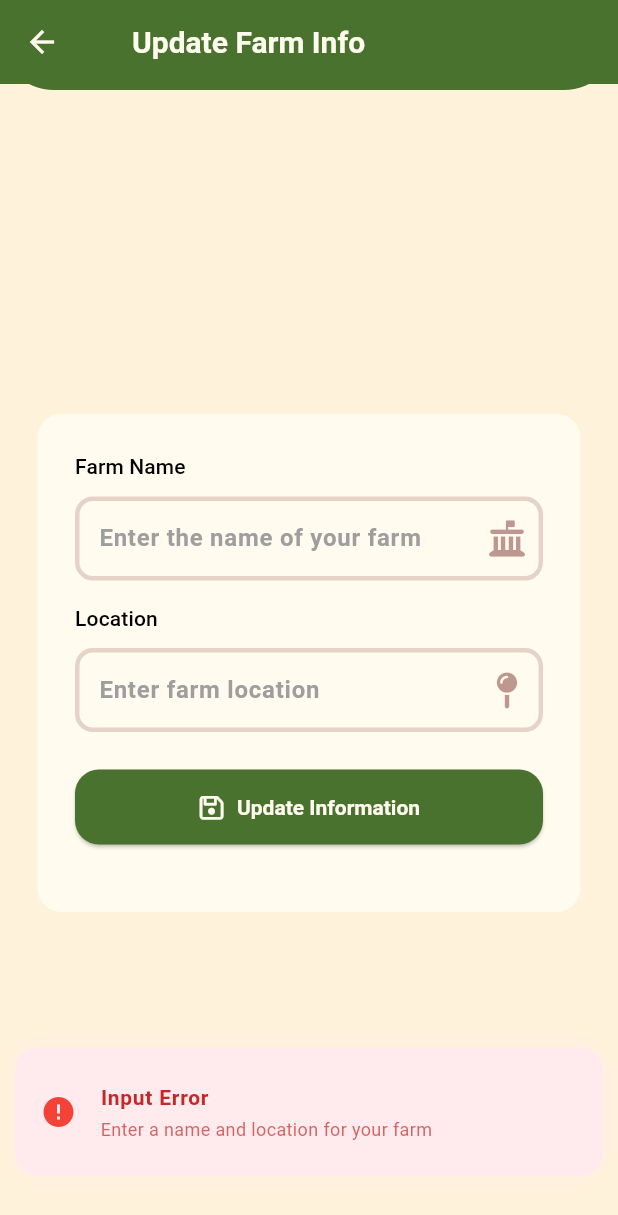
After one commit to rodgersBRY/boma360-client, a Flutter app: the UpdateFarmWidget screen opened by its route, after a tap on "Update Information", on a phone screen of 412 x 824 dp. The commit adds this screen. Shown: the top 1215 px of the screen. Run offline on Flutter 3.47's test engine with Material 3 defaults, Android fonts, the phone set to English and light mode, and no system bars; drawn by our look-alikes of delightful_toast; our stand-ins replace flutter_dotenv, flutter_spinkit, font_awesome_flutter, get, shared_preferences and 1 more; missing offline and left inert: dart:ffi; accounts and stored records are empty.

Commit message:
fetch and update user details

```diff
--- a/lib/bindings/dashboard_bindings.dart
+++ b/lib/bindings/dashboard_bindings.dart
@@ -1,6 +1,7 @@
 import 'package:client/presentation/pages/main/cows/addCow/add_cow_controller.dart';
 import 'package:client/presentation/pages/main/dashboard/dashboard_controller.dart';
 import 'package:client/presentation/pages/main/main_controller.dart';
+import 'package:client/presentation/pages/main/profile/farm_details/update_farm_controller.dart';
 import 'package:client/presentation/pages/main/profile/profile_controller.dart';
 import 'package:get/get.dart';
 
@@ -11,5 +12,6 @@ class MainBindings extends Bindings {
     Get.lazyPut<DashboardController>(() => DashboardController());
     Get.lazyPut<ProfileController>(() => ProfileController());
     Get.lazyPut<AddCowController>(() => AddCowController());
+    Get.lazyPut<UpdateFarmController>(() => UpdateFarmController());
   }
 }
--- a/lib/config/routes.dart
+++ b/lib/config/routes.dart
@@ -4,6 +4,7 @@ abstract class AppRoutes {
   static const kMain = '/main';
   static const kSplash = '/splash';
   static const kEditUserProfile = '/edit-user-profile';
+  static const kUpdateFarm = '/update-farm-info';
   static const kNotifications = '/notifications';
   static const kNotificationDetails = '/notification-details';
   static const kCattle = '/cattle';
--- /dev/null
+++ b/lib/model/farm.dart
@@ -0,0 +1,17 @@
+import 'package:json_annotation/json_annotation.dart';
+
+part 'farm.g.dart';
+
+@JsonSerializable()
+class FarmModel {
+  final String userId;
+  final String name;
+  String? location;
+
+  FarmModel({required this.userId, required this.name, this.location});
+
+  factory FarmModel.fromJson(Map<String, dynamic> json) =>
+      _$FarmModelFromJson(json);
+
+  Map<String, dynamic> toJson() => _$FarmModelToJson(this);
+}
--- a/lib/model/notification.dart
+++ b/lib/model/notification.dart
@@ -1,3 +1,4 @@
+import 'package:client/helper/base_object.dart';
 import 'package:flutter/material.dart';
 import 'package:font_awesome_flutter/font_awesome_flutter.dart';
 import 'package:json_annotation/json_annotation.dart';
@@ -9,7 +10,7 @@ enum NotificationPriority { low, medium, high }
 enum NotificationTag { urgent, health, system, cattleYield }
 
 @JsonSerializable()
-class AppNotification {
+class AppNotification extends BaseObject {
   final String iconData;
   final NotificationTag tag;
   final String title;
@@ -17,7 +18,7 @@ class AppNotification {
   final DateTime date;
   final NotificationPriority priority;
 
-  const AppNotification({
+  AppNotification({
     required this.iconData,
     required this.tag,
     required this.title,
--- a/lib/presentation/pages/main/cows/addCow/add_cow.dart
+++ b/lib/presentation/pages/main/cows/addCow/add_cow.dart
@@ -191,7 +191,7 @@ class NewCowWidget extends StatelessWidget {
                         }).toList(),
                     errorText: 'Please select purpose',
                     onChanged: (value) {
-                      controller.selectedType.value = value;
+                      controller.selectedType.value = value!;
                     },
                   ),
                   const SizedBox(height: 15.0),
--- /dev/null
+++ b/lib/presentation/pages/main/profile/farm_details/update_farm.dart
@@ -0,0 +1,102 @@
+import 'package:client/config/constants.dart';
+import 'package:client/config/theme/colors.dart';
+import 'package:client/presentation/pages/main/profile/farm_details/update_farm_controller.dart';
+import 'package:client/presentation/widgets/buttons.dart';
+import 'package:client/presentation/widgets/input_field.dart';
+import 'package:flutter/material.dart';
+import 'package:font_awesome_flutter/font_awesome_flutter.dart';
+import 'package:get/get.dart';
+
+class UpdateFarmWidget extends StatelessWidget {
+  const UpdateFarmWidget({super.key});
+
+  @override
+  Widget build(BuildContext context) {
+    final controller = Get.find<UpdateFarmController>();
+
+    final screenWidth = MediaQuery.of(context).size.width;
+    final textTheme = Theme.of(context).textTheme;
+
+    return Scaffold(
+      extendBodyBehindAppBar: true,
+      appBar: AppBar(
+        backgroundColor: AppColors.primary,
+        title: ListTile(
+          title: Text(
+            'Update Farm Info',
+            style: textTheme.headlineMedium?.copyWith(
+              color: AppColors.white,
+              fontWeight: FontWeight.bold,
+              fontSize: 20.0,
+            ),
+          ),
+        ),
+      ),
+      body: Column(
+        children: [
+          Container(
+            height: 60,
+            width: screenWidth,
+            decoration: BoxDecoration(
+              color: AppColors.primary,
+              borderRadius: const BorderRadius.only(
+                bottomLeft: Radius.circular(36),
+                bottomRight: Radius.circular(36),
+              ),
+            ),
+          ),
+          Expanded(child: const SizedBox()),
+          Padding(
+            padding: const EdgeInsets.only(
+              left: kDefaultPadding,
+              right: kDefaultPadding,
+            ),
+            child: Container(
+              padding: const EdgeInsets.all(kDefaultPadding),
+              width: screenWidth,
+              decoration: BoxDecoration(
+                color: AppColors.white,
+                borderRadius: BorderRadius.circular(kDefaultRadius),
+              ),
+              child: Column(
+                crossAxisAlignment: CrossAxisAlignment.start,
+                children: [
+                  Text('Farm Name', style: textTheme.labelLarge),
+                  const SizedBox(height: 10.0),
+                  InputField(
+                    hintText: 'Enter the name of your farm',
+                    suffixIcon: FontAwesomeIcons.landmarkFlag,
+                    textController: controller.farmNameTextController,
+                  ),
+                  const SizedBox(height: 15.0),
+                  Text('Location', style: textTheme.labelLarge),
+                  const SizedBox(height: 10.0),
+                  InputField(
+                    hintText: 'Enter farm location',
+                    suffixIcon: FontAwesomeIcons.mapPin,
+                    textController: controller.farmLocationTextController,
+                  ),
+                  const SizedBox(height: 25.0),
+                  Obx(
+                    () => MyElevatedButton(
+                      icon: Icon(FontAwesomeIcons.floppyDisk),
+                      label: Text('Update Information'),
+                      loading: controller.isLoading.value,
+                      loadingBackgroundColor: AppColors.secondary,
+                      func:
+                          controller.isLoading.isTrue
+                              ? () {}
+                              : () async => await controller.saveInfo(),
+                    ),
+                  ),
+                  const SizedBox(height: 20.0),
+                ],
+              ),
+            ),
+          ),
+          Expanded(child: const SizedBox()),
+        ],
+      ),
+    );
+  }
+}
--- /dev/null
+++ b/lib/presentation/pages/main/profile/farm_details/update_farm_controller.dart
@@ -0,0 +1,74 @@
+import 'package:client/core/errors/error_handler.dart';
+import 'package:client/core/errors/session_manager.dart';
+import 'package:client/helper/toast.dart';
+import 'package:client/model/farm.dart';
+import 'package:client/services/farm.dart';
+import 'package:delightful_toast/toast/utils/enums.dart';
+import 'package:flutter/material.dart';
+import 'package:get/get.dart';
+import 'package:supabase_flutter/supabase_flutter.dart';
+
+class UpdateFarmController extends GetxController {
+  var isLoading = false.obs;
+  var isFailed = false.obs;
+
+  final farmNameTextController = TextEditingController();
+  final farmLocationTextController = TextEditingController();
+
+  saveInfo() async {
+    isFailed.value = false;
+
+    if (isLoading.isTrue) return;
+
+    var farmName = farmNameTextController.value.text;
+    var farmLocation = farmLocationTextController.value.text;
+
+    User? user = await SessionManager.getUser();
+
+    if (isEmpty()) {
+      ToastUtils.showError(
+        position: DelightSnackbarPosition.bottom,
+        title: 'Input Error',
+        subtitle: 'Enter a name and location for your farm',
+      );
+
+      return;
+    }
+
+    isLoading.value = true;
+
+    if (user != null) {
+      var farmData = FarmModel(userId: user.id, name: farmName)
+        ..location = farmLocation;
+
+      try {
+        var response = await FarmService.newFarm(farmData);
+
+        Get.back(result: response);
+      } catch (err) {
+        handleError('Server Error', err);
+
+        isFailed.value = true;
+      } finally {
+        isLoading.value = false;
+      }
+    }
+  }
+
+  bool isEmpty() {
+    if (farmNameTextController.text.isEmpty ||
+        farmLocationTextController.text.isEmpty) {
+      return true;
+    }
+
+    return false;
+  }
+
+  @override
+  void dispose() {
+    super.dispose();
+
+    farmLocationTextController.dispose();
+    farmNameTextController.dispose();
+  }
+}
--- a/lib/routes/routes.dart
+++ b/lib/routes/routes.dart
@@ -2,6 +2,7 @@ import 'package:client/bindings/auth_bindings.dart';
 import 'package:client/bindings/dashboard_bindings.dart';
 import 'package:client/config/routes.dart';
 import 'package:client/presentation/pages/main/notifications/notification/notification.dart';
+import 'package:client/presentation/pages/main/profile/farm_details/update_farm.dart';
 import 'package:client/presentation/pages/pages.dart';
 import 'package:client/presentation/pages/splash/splash.dart';
 import 'package:get/route_manager.dart';
@@ -16,7 +17,8 @@ final List<GetPage> appPages = [
     name: AppRoutes.kRegister,
     page: () => RegisterWidget(),
     binding: AuthBindings(),
-  ),GetPage(
+  ),
+  GetPage(
     name: AppRoutes.kSplash,
     page: () => SplashWidget(),
     binding: AuthBindings(),
@@ -24,6 +26,11 @@ final List<GetPage> appPages = [
   GetPage(
     name: AppRoutes.kMain,
     page: () => MainWidget(),
+    binding: MainBindings(),
+  ),
+  GetPage(
+    name: AppRoutes.kUpdateFarm,
+    page: () => UpdateFarmWidget(),
     binding: MainBindings(),
   ),
   GetPage(
--- /dev/null
+++ b/lib/services/farm.dart
@@ -0,0 +1,43 @@
+import 'package:client/helper/toast.dart';
+import 'package:client/model/farm.dart';
+import 'package:supabase_flutter/supabase_flutter.dart';
+
+class FarmService {
+  static final supabase = Supabase.instance.client;
+
+  static Future newFarm(FarmModel farm) async {
+    try {
+      final response =
+          await supabase
+              .from('farms')
+              .insert(farm.toJson())
+              .select('name')
+              .single();
+
+      ToastUtils.showSuccess(
+        title: 'New Farm: ${response['name']}',
+        subtitle: 'Your farm has been saved',
+      );
+
+      return response;
+    } catch (err) {
+      rethrow;
+    }
+  }
+
+  static Future getFarm() async {
+    // final userId = SessionManager.getUser();
+
+    try {
+      final response = await supabase.from('farms').select().single();
+
+      return response;
+    } catch (err) {
+      rethrow;
+    }
+  }
+
+  static Future<void> fetchCattle(String userId, String farmId) async {}
+
+  static Future<void> getCattleWIthId(String id) async {}
+}
```
Also changed, not shown: lib/helper/base_object.dart (added, +14 -0 lines), lib/model/cattle.dart (+5 -2 lines), lib/presentation/pages/main/cows/addCow/add_cow_controller.dart (+51 -7 lines), lib/presentation/pages/main/profile/profile.dart (+28 -10 lines), lib/presentation/pages/main/profile/profile_controller.dart (+22 -0 lines), lib/presentation/widgets/item_list_tile.dart (+20 -3 lines), lib/services/cattle.dart (added, +26 -0 lines), lib/services/user.dart (added, +17 -0 lines), lib/model/cattle.g.dart, lib/model/farm.g.dart (added), lib/model/notification.g.dart.
